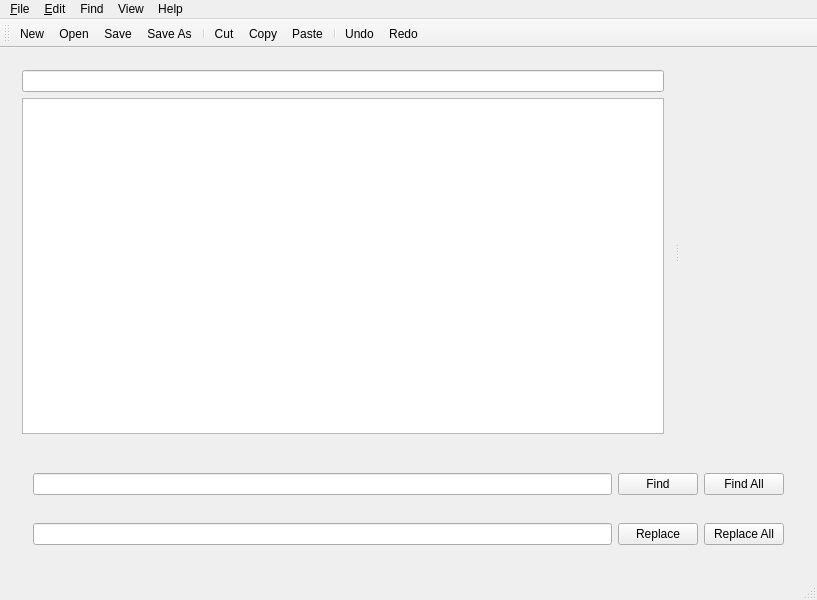
The window that mainwindow.ui (kum8r/SimpleCodeEditor) describes before a commit, drawn with Qt 5.
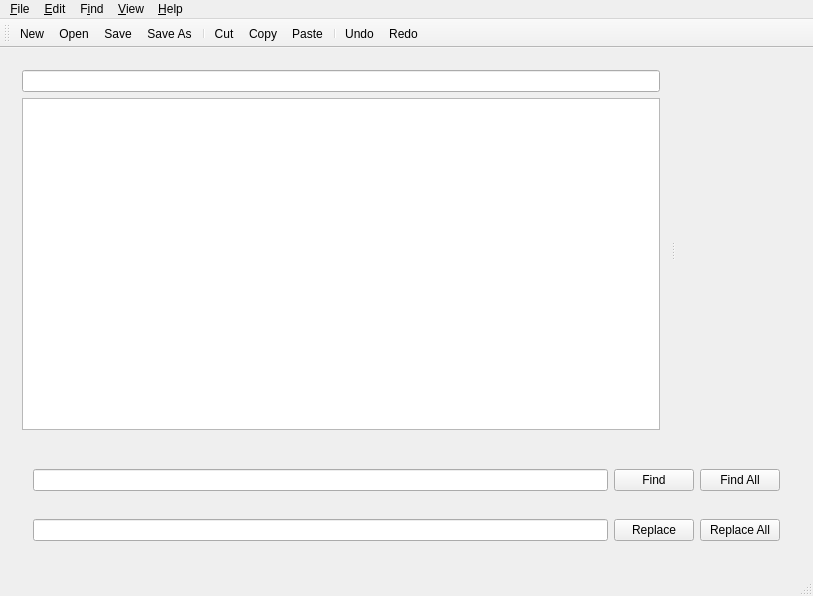
The same window after the commit. Icons and pictures are not drawn.

```diff
--- a/mainwindow.ui
+++ b/mainwindow.ui
@@ -6,8 +6,8 @@
    <rect>
     <x>0</x>
     <y>0</y>
-    <width>817</width>
-    <height>600</height>
+    <width>813</width>
+    <height>596</height>
    </rect>
   </property>
   <property name="windowTitle">
@@ -121,8 +121,8 @@
     <rect>
      <x>0</x>
      <y>0</y>
-     <width>817</width>
-     <height>22</height>
+     <width>813</width>
+     <height>24</height>
     </rect>
    </property>
    <widget class="QMenu" name="menuFile">
@@ -155,7 +155,7 @@
    </widget>
    <widget class="QMenu" name="menuFind">
     <property name="title">
-     <string>Find</string>
+     <string>F&amp;ind</string>
     </property>
     <addaction name="actionFind"/>
     <addaction name="actionFind_Next"/>
@@ -165,7 +165,7 @@
    </widget>
    <widget class="QMenu" name="menuView">
     <property name="title">
-     <string>View</string>
+     <string>&amp;View</string>
     </property>
     <widget class="QMenu" name="menuLine_Ending">
      <property name="title">
@@ -215,7 +215,7 @@
    </widget>
    <widget class="QMenu" name="menuHelp">
     <property name="title">
-     <string>Help</string>
+     <string>&amp;Help</string>
     </property>
     <addaction name="actionAbout"/>
     <addaction name="actionAbout_QT"/>
@@ -252,7 +252,7 @@
      <normaloff>.</normaloff>.</iconset>
    </property>
    <property name="text">
-    <string>New</string>
+    <string>&amp;New</string>
    </property>
    <property name="toolTip">
     <string>create a new document</string>
@@ -267,7 +267,7 @@
      <normaloff>.</normaloff>.</iconset>
    </property>
    <property name="text">
-    <string>Open</string>
+    <string>&amp;Open</string>
    </property>
    <property name="toolTip">
     <string>Open a document</string>
@@ -282,7 +282,7 @@
      <normaloff>.</normaloff>.</iconset>
    </property>
    <property name="text">
-    <string>Save</string>
+    <string>&amp;Save</string>
    </property>
    <property name="toolTip">
     <string>Save a document</string>
@@ -297,7 +297,7 @@
      <normaloff>.</normaloff>.</iconset>
    </property>
    <property name="text">
-    <string>Save As</string>
+    <string>Sa&amp;ve As</string>
    </property>
    <property name="toolTip">
     <string>Save as </string>
@@ -327,7 +327,7 @@
      <normaloff>.</normaloff>.</iconset>
    </property>
    <property name="text">
-    <string>Cut</string>
+    <string>&amp;Cut</string>
    </property>
    <property name="shortcut">
     <string>Ctrl+X</string>
@@ -339,7 +339,7 @@
      <normaloff>.</normaloff>.</iconset>
    </property>
    <property name="text">
-    <string>Copy</string>
+    <string>C&amp;opy</string>
    </property>
    <property name="shortcut">
     <string>Ctrl+C</string>
@@ -351,7 +351,7 @@
      <normaloff>.</normaloff>.</iconset>
    </property>
    <property name="text">
-    <string>Paste</string>
+    <string>&amp;Paste</string>
    </property>
    <property name="shortcut">
     <string>Ctrl+V</string>
@@ -384,7 +384,7 @@
      <normaloff>.</normaloff>.</iconset>
    </property>
    <property name="text">
-    <string>Undo</string>
+    <string>&amp;Undo</string>
    </property>
   </action>
   <action name="actionRedo">
@@ -393,7 +393,7 @@
      <normaloff>.</normaloff>.</iconset>
    </property>
    <property name="text">
-    <string>Redo</string>
+    <string>&amp;Redo</string>
    </property>
   </action>
   <action name="actionNew_Window">
```
Left out of the diff: 104 changed lines with no effect on the pictures.
